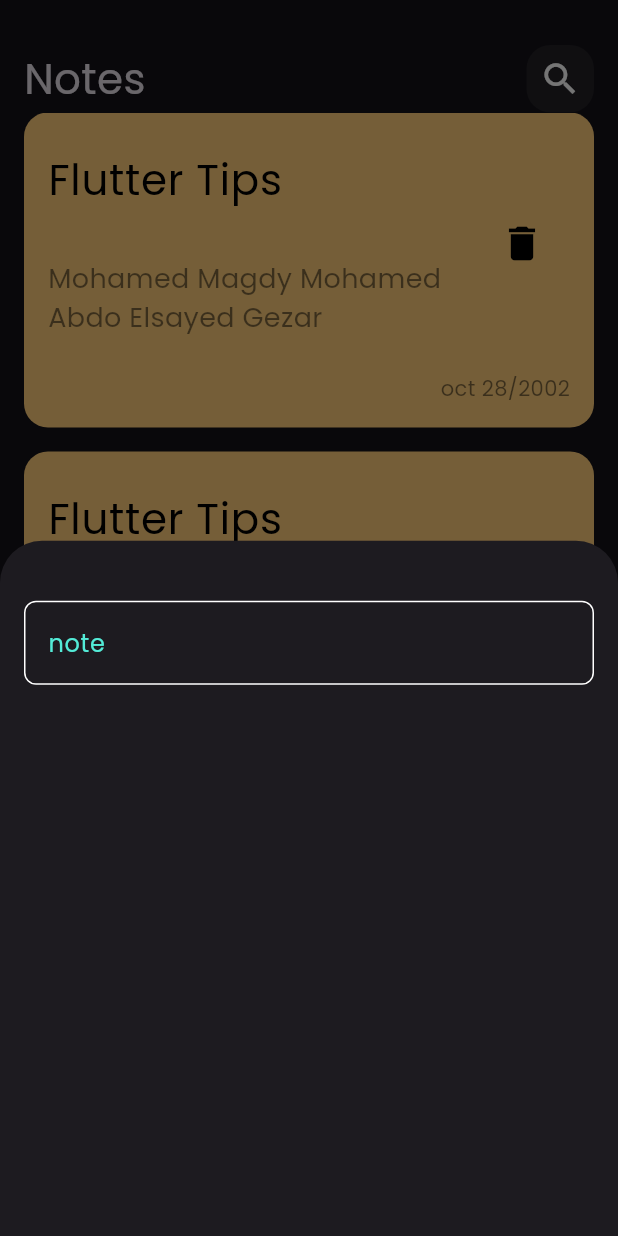
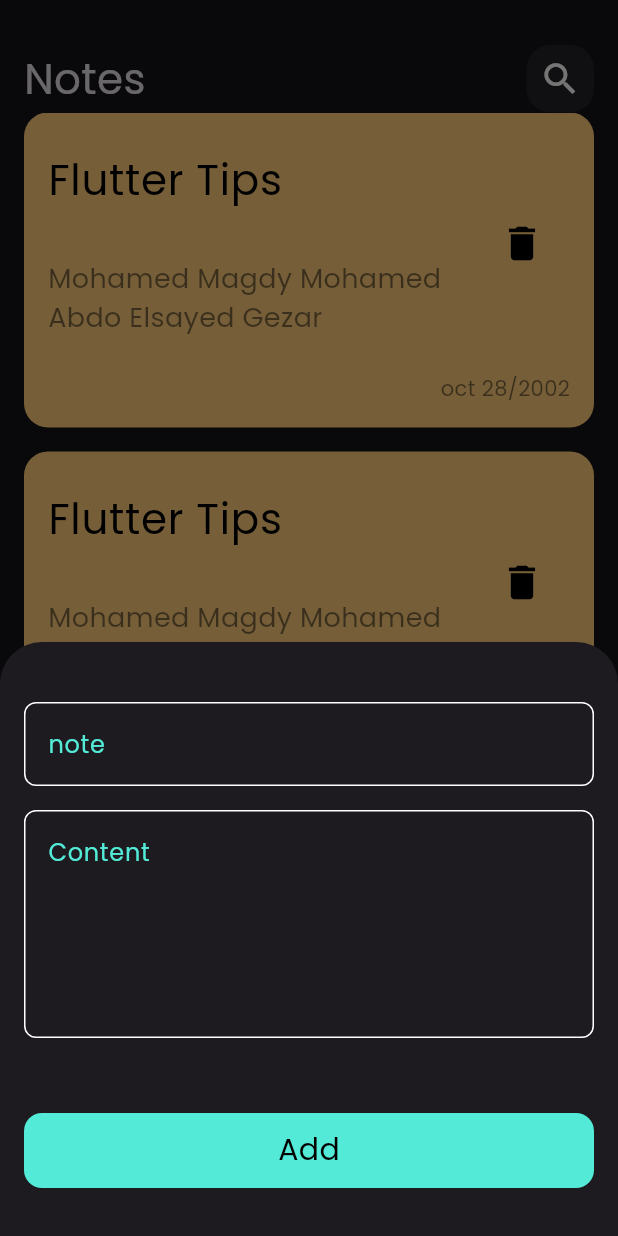
Before and after one commit to MohamedMagdy2810/Notes_app, a Flutter app: the screen it shows after launch, after a tap on the "add" icon, on a phone screen of 412 x 824 dp. Run offline on Flutter 3.47's test engine with Material 3 defaults, Android fonts, the phone set to English and light mode, and no system bars.

Commit message:
custom button and single child scroll view

```diff
--- /dev/null
+++ b/lib/views/widgets/Custom_button.dart
@@ -0,0 +1,26 @@
+import 'package:flutter/material.dart';
+import 'package:notes_app/constants.dart';
+
+class CustomButton extends StatelessWidget {
+   CustomButton({this.onTap, required this.text});
+final String text ;
+VoidCallback? onTap;
+  @override
+  Widget build(BuildContext context) {
+    return  GestureDetector(
+      onTap: onTap,
+      child: Container(
+              height: 50,
+              width: double.infinity,
+              decoration: BoxDecoration(
+                  color: PrimaryColor, borderRadius: BorderRadius.circular(12)),
+              child:  Center(
+                  child: Text(
+               text,
+                style: TextStyle(
+                    color: Colors.black,fontSize: 20),
+              )),
+            ),
+    );
+  }
+}
--- a/lib/views/widgets/add_note_bottom_sheet.dart
+++ b/lib/views/widgets/add_note_bottom_sheet.dart
@@ -1,4 +1,5 @@
 import 'package:flutter/material.dart';
+import 'package:notes_app/views/widgets/Custom_button.dart';
 import 'package:notes_app/views/widgets/custom_text_field.dart';
 
 class addNoteSheet extends StatelessWidget {
@@ -8,12 +9,21 @@ class addNoteSheet extends StatelessWidget {
   Widget build(BuildContext context) {
     return Padding(
       padding: const EdgeInsets.symmetric(horizontal:16.0),
-      child: Column(
-        children: [
-          SizedBox(height: 40,),
-         CustomTextField(hintText: 'note'),
+      child: SingleChildScrollView(
+        child: Column(
+          children: [
+            SizedBox(height: 40,),
+           CustomTextField(hintText: 'note'),
+             SizedBox(height: 16,),
+           CustomTextField(hintText: 'Content',maxLines: 5,),
+        SizedBox(height: 50,),
+        CustomButton(text: 'Add'),
+         SizedBox(height: 32,),
 
-        ],
+
+
+          ],
+        ),
       ),
     );
   }
--- a/lib/views/widgets/custom_text_field.dart
+++ b/lib/views/widgets/custom_text_field.dart
@@ -3,13 +3,15 @@ import 'package:notes_app/constants.dart';
 
 class CustomTextField extends StatelessWidget {
   CustomTextField(
-      {required this.hintText, this.onChange, this.obsecureText = false});
+      {required this.hintText, this.onChange, this.obsecureText = false,  this.maxLines = 1});
   final String hintText;
+  final int maxLines;
   Function(String)? onChange;
   bool obsecureText;
   @override
   Widget build(BuildContext context) {
     return TextFormField(
+      maxLines: maxLines,
       cursorColor: PrimaryColor,
       obscureText: obsecureText,
       validator: (data) {
```
